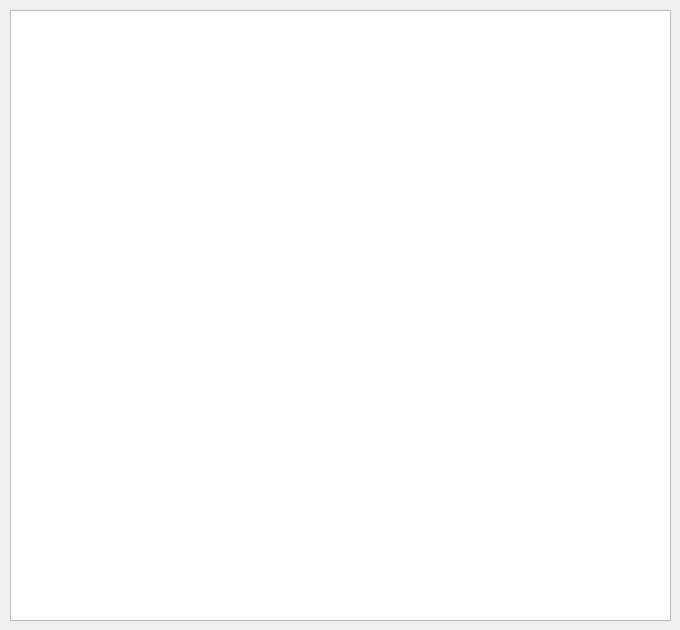
Old version of the form src/hotkeysdialog.ui in the repository melak/veroroute.
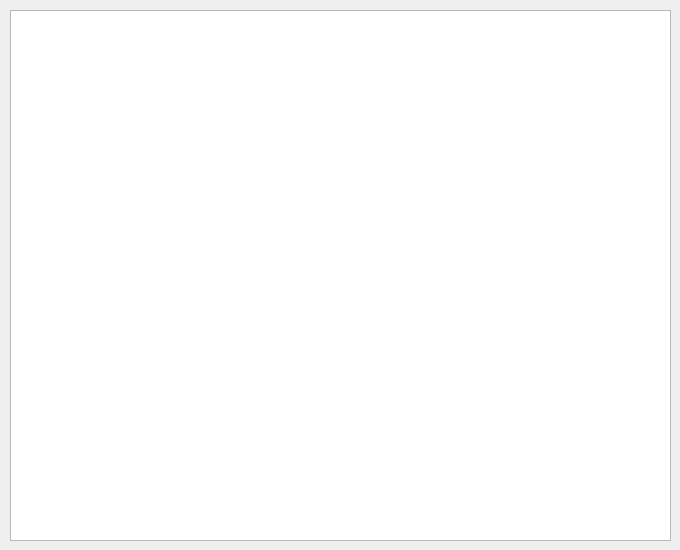
New version of the form.

Commit message: Removed deprecated items from Key/Mouse Actions dialog

```diff
--- a/src/hotkeysdialog.ui
+++ b/src/hotkeysdialog.ui
@@ -7,19 +7,19 @@
     <x>0</x>
     <y>0</y>
     <width>680</width>
-    <height>630</height>
+    <height>550</height>
    </rect>
   </property>
   <property name="minimumSize">
    <size>
     <width>680</width>
-    <height>630</height>
+    <height>550</height>
    </size>
   </property>
   <property name="maximumSize">
    <size>
     <width>680</width>
-    <height>630</height>
+    <height>550</height>
    </size>
   </property>
   <property name="windowTitle">
@@ -31,7 +31,7 @@
      <x>10</x>
      <y>10</y>
      <width>661</width>
-     <height>611</height>
+     <height>531</height>
     </rect>
    </property>
    <property name="focusPolicy">
```
The commit also changes 1 other file.
